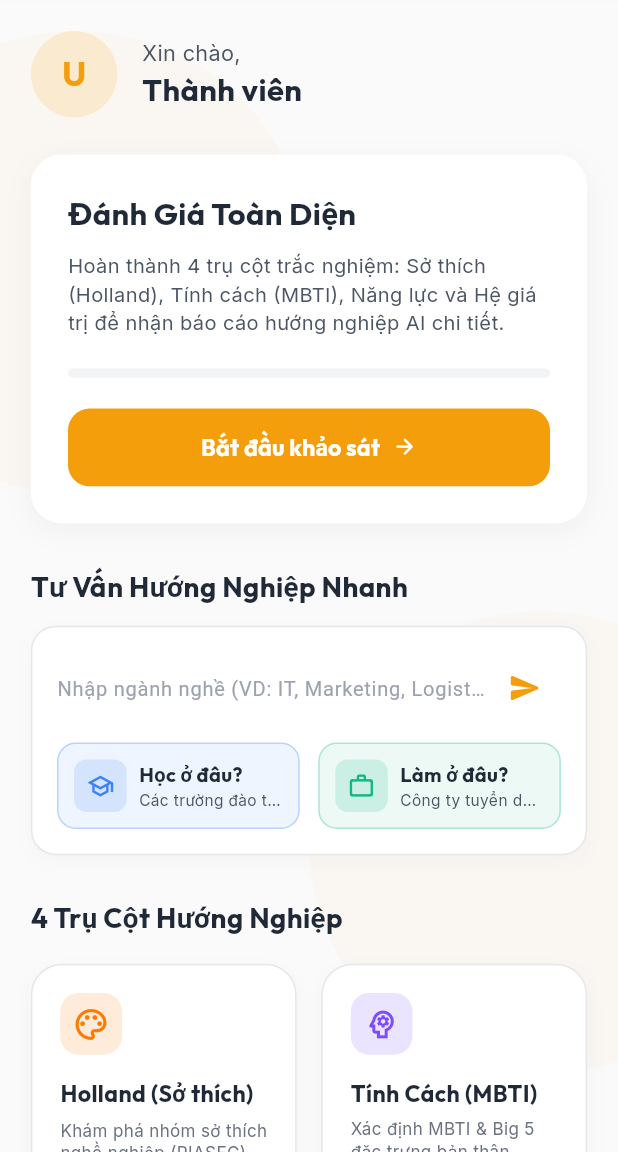
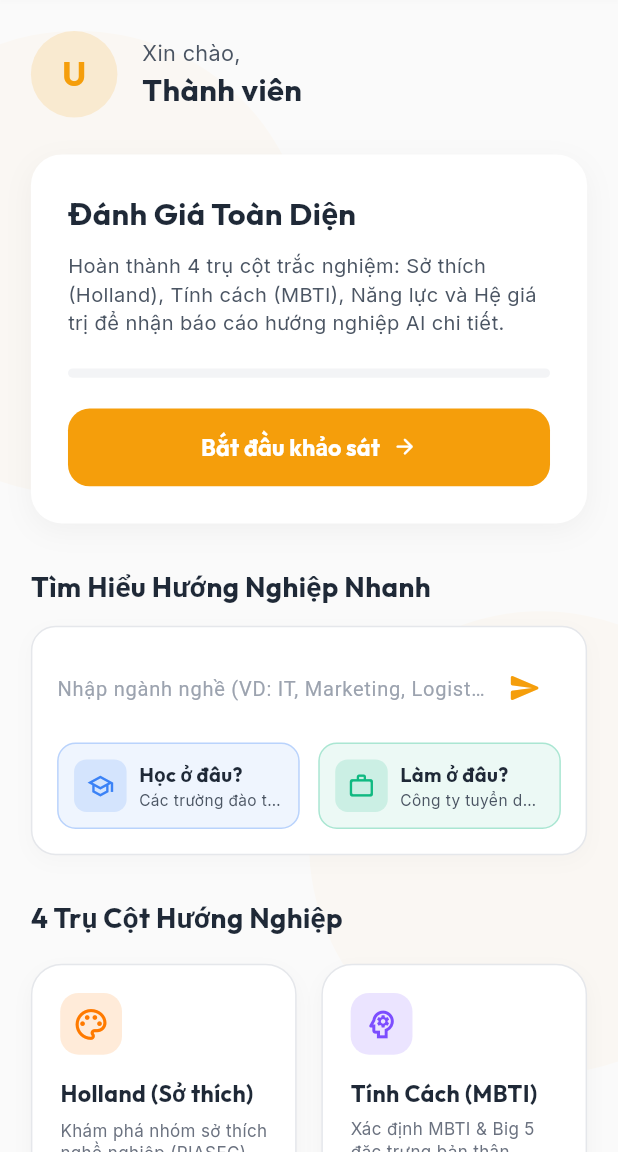
Before and after one commit to PhongDien19/FrontEnd-DOAN, a Flutter app: the screen it shows after launch, on a phone screen of 412 x 824 dp, the part 84-1236 px from its top. Run offline on Flutter 3.47's test engine with Material 3 defaults, Android fonts, the phone set to English and light mode, and no system bars; our stand-ins replace fl_chart, google_fonts, pdf, printing, shared_preferences; accounts and stored records are empty.

Commit message:
update 'tìm hiểu nhanh'

```diff
--- a/lib/screens/home_screen.dart
+++ b/lib/screens/home_screen.dart
@@ -481,7 +481,7 @@ class _HomeScreenState extends State<HomeScreen> {
                   SizedBox(height: Responsive.s(context, 28)),
 
                   Text(
-                    'Tư Vấn Hướng Nghiệp Nhanh',
+                    'Tìm Hiểu Hướng Nghiệp Nhanh',
                     style: GoogleFonts.outfit(
                       fontSize: Responsive.font(context, 18),
                       fontWeight: FontWeight.bold,
```
